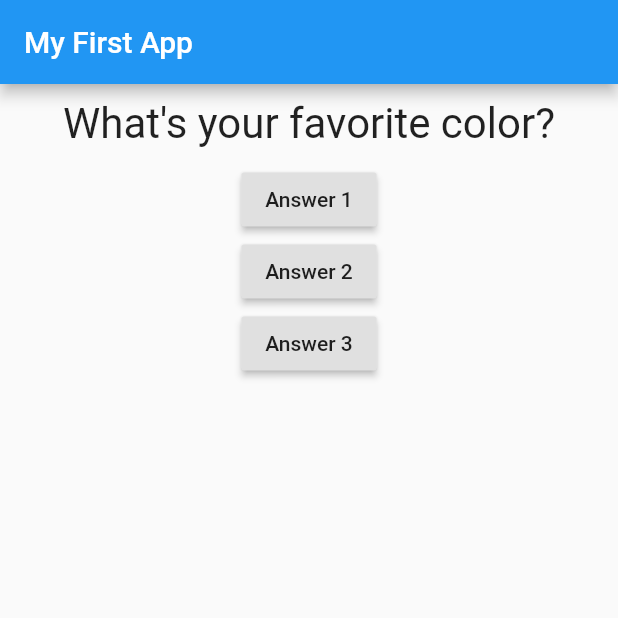
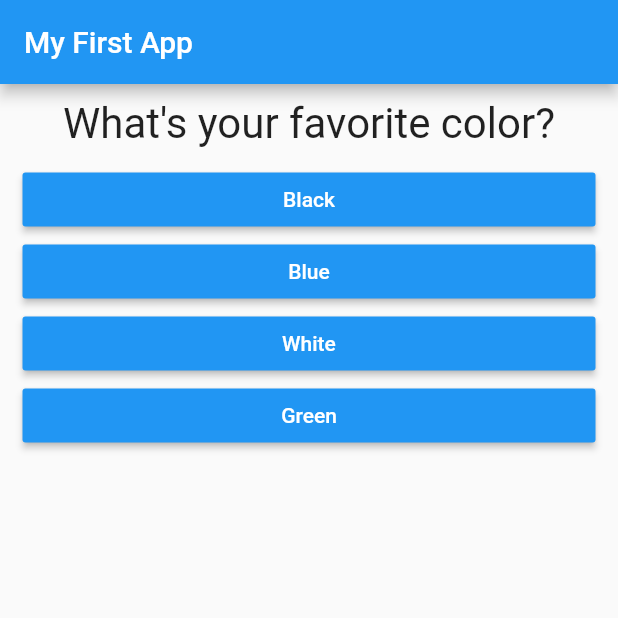
Before and after one commit to sagar98roy123/flutter_complete_guide, a Flutter app: the screen it shows after launch, on a phone screen of 412 x 824 dp, the top half of it. Run offline on Flutter 3.47's test engine with Material 2 defaults, Android fonts, the phone set to English and light mode, and no system bars.

Commit message:
questions working fine with style

```diff
--- /dev/null
+++ b/lib/answer.dart
@@ -0,0 +1,20 @@
+import 'package:flutter/material.dart';
+
+class Answer extends StatelessWidget {
+  final Function selectHandler;
+  final String answerText;
+  Answer(this.selectHandler, this.answerText);
+  @override
+  Widget build(BuildContext context) {
+    return Container(
+      width: double.infinity,
+      margin: EdgeInsets.only(left: 15, right: 15),
+      child: RaisedButton(
+        child: Text(answerText),
+        color: Colors.blue,
+        textColor: Colors.white,
+        onPressed: selectHandler,
+      ),
+    );
+  }
+}
--- a/lib/main.dart
+++ b/lib/main.dart
@@ -1,5 +1,6 @@
 import 'package:flutter/material.dart';
 import './question.dart';
+import './answer.dart';
 
 void main() {
   runApp(MyApp());
@@ -17,15 +18,25 @@ class _MyAppState extends State<MyApp> {
   void _answerQuestion() {
     setState(() {
       _questionIndex = _questionIndex + 1;
-      if (_questionIndex == 2) _questionIndex = 0;
+      if (_questionIndex == 3) _questionIndex = 0;
     });
   }
 
   @override
   Widget build(BuildContext context) {
     var questions = [
-      'What\'s your favorite color?',
-      'What\'s your favorite animal?'
+      {
+        'questionText': 'What\'s your favorite color?',
+        'answers': ['Black', 'Blue', 'White', 'Green']
+      },
+      {
+        'questionText': 'What\'s your favorite animal?',
+        'answers': ['Dog', 'Lion', 'Tiger', 'Cow']
+      },
+      {
+        'questionText': 'What\'s your favorite ipl team?',
+        'answers': ['CSK', 'MI', 'KKR', 'DC']
+      },
     ];
     return MaterialApp(
       home: Scaffold(
@@ -34,17 +45,11 @@ class _MyAppState extends State<MyApp> {
           ),
           body: Column(
             children: [
-              Question(questions.elementAt(_questionIndex)),
-              RaisedButton(
-                child: Text('Answer 1'),
-                onPressed: _answerQuestion,
-              ),
-              RaisedButton(
-                  child: Text('Answer 2'),
-                  onPressed: () => print('Answer 2 choosen!!')),
-              RaisedButton(
-                  child: Text('Answer 3'),
-                  onPressed: () => print('Answer 3 is selected'))
+              Question(questions[_questionIndex]['questionText']),
+              ...(questions[_questionIndex]['answers'] as List<String>)
+                  .map((answer) {
+                return Answer(_answerQuestion, answer);
+              }).toList()
             ],
           )),
     );
```
Also changed, not shown: 1 other file.
